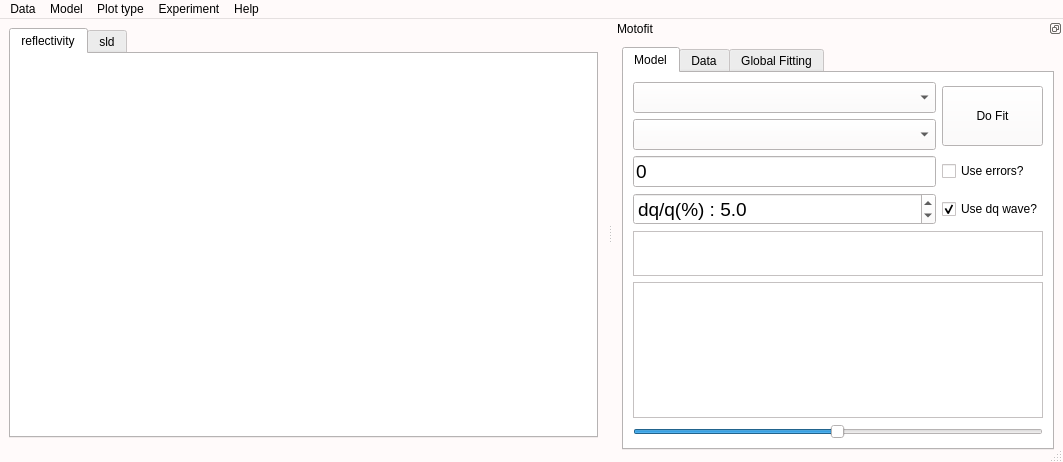
This is qt/Motofit.ui in refnx/refnx as Qt 5 draws it before an edit. The edited form follows.
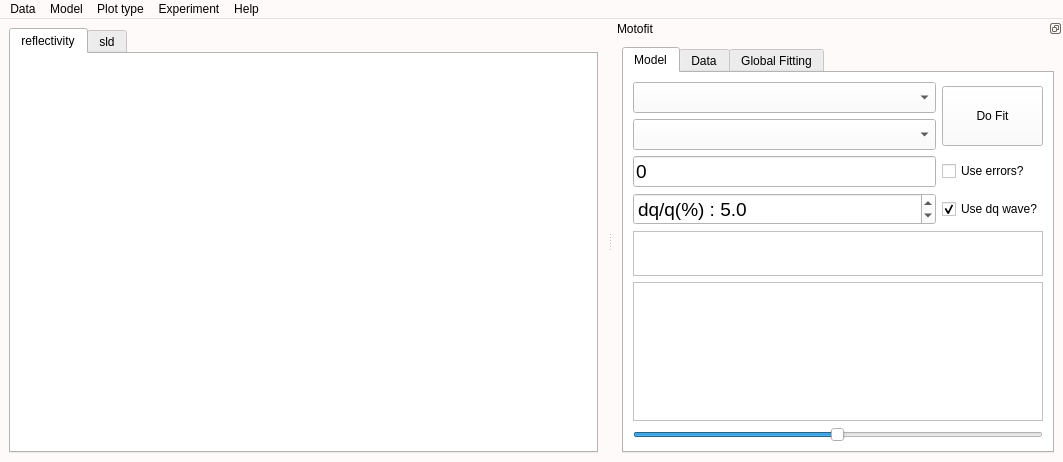
This is the edited form.

The edit to the form file:
```diff
--- a/qt/Motofit.ui
+++ b/qt/Motofit.ui
@@ -532,38 +532,6 @@
    <addaction name="menuExperiment"/>
    <addaction name="menuHelp"/>
   </widget>
-  <widget class="QStatusBar" name="statusbar">
-   <property name="sizePolicy">
-    <sizepolicy hsizetype="Expanding" vsizetype="Expanding">
-     <horstretch>0</horstretch>
-     <verstretch>0</verstretch>
-    </sizepolicy>
-   </property>
-   <property name="minimumSize">
-    <size>
-     <width>0</width>
-     <height>15</height>
-    </size>
-   </property>
-   <property name="maximumSize">
-    <size>
-     <width>16777215</width>
-     <height>30</height>
-    </size>
-   </property>
-   <property name="acceptDrops">
-    <bool>false</bool>
-   </property>
-   <property name="accessibleName">
-    <string/>
-   </property>
-   <property name="autoFillBackground">
-    <bool>false</bool>
-   </property>
-   <property name="styleSheet">
-    <string notr="true"/>
-   </property>
-  </widget>
   <widget class="QDockWidget" name="dockWidget">
    <property name="sizePolicy">
     <sizepolicy hsizetype="Expanding" vsizetype="Expanding">
```
